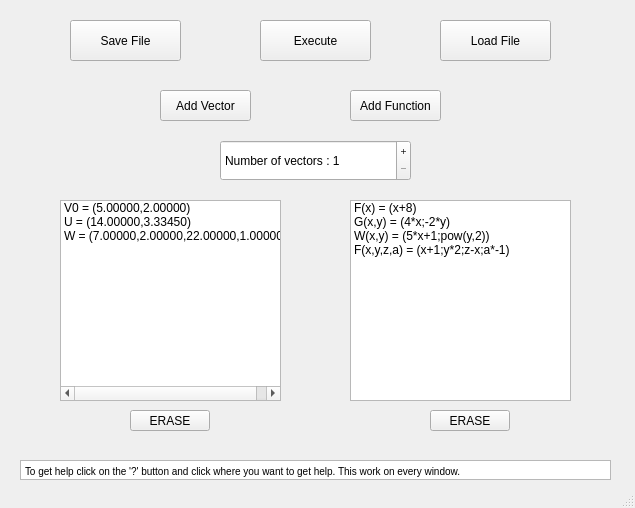
Samy206/Evaluation_vectorielle, file Affichage/mainwindow.ui: the form before one commit.
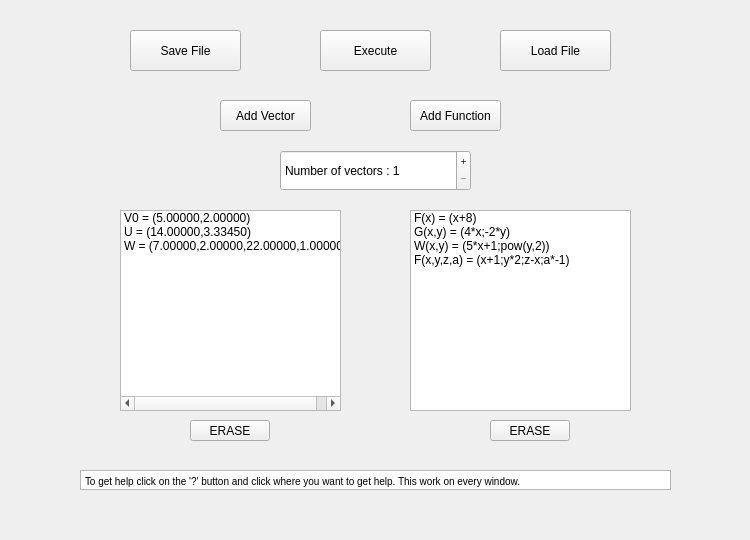
The form after the commit.

The edit to the form file:
```diff
--- a/Affichage/mainwindow.ui
+++ b/Affichage/mainwindow.ui
@@ -6,10 +6,28 @@
    <rect>
     <x>0</x>
     <y>0</y>
-    <width>635</width>
-    <height>508</height>
+    <width>750</width>
+    <height>540</height>
    </rect>
   </property>
+  <property name="sizePolicy">
+   <sizepolicy hsizetype="Fixed" vsizetype="Fixed">
+    <horstretch>0</horstretch>
+    <verstretch>0</verstretch>
+   </sizepolicy>
+  </property>
+  <property name="minimumSize">
+   <size>
+    <width>750</width>
+    <height>540</height>
+   </size>
+  </property>
+  <property name="maximumSize">
+   <size>
+    <width>750</width>
+    <height>540</height>
+   </size>
+  </property>
   <property name="windowTitle">
    <string>Gestion d'Evalutation Vectorielle</string>
   </property>
@@ -17,11 +35,17 @@
    <string>&lt;html&gt;&lt;head/&gt;&lt;body&gt;&lt;p&gt;You can add vector with the add vector button same for the add function.&lt;/p&gt;&lt;p&gt;To get the trajectory, the statistics and the list of vector you have to select one vector in the list of the same name and one function in the list of the same name and then click on execute.&lt;/p&gt;&lt;p&gt;To load a file just click on load file.&lt;/p&gt;&lt;p&gt;To save something do the same as for the execute button but at the end click on save file.&lt;/p&gt;&lt;/body&gt;&lt;/html&gt;</string>
   </property>
   <widget class="QWidget" name="centralwidget">
+   <property name="sizePolicy">
+    <sizepolicy hsizetype="Fixed" vsizetype="Fixed">
+     <horstretch>0</horstretch>
+     <verstretch>0</verstretch>
+    </sizepolicy>
+   </property>
    <widget class="QListWidget" name="listWidget_vect">
     <property name="geometry">
      <rect>
-      <x>60</x>
-      <y>200</y>
+      <x>120</x>
+      <y>210</y>
       <width>221</width>
       <height>201</height>
      </rect>
@@ -45,8 +69,8 @@
    <widget class="QPushButton" name="Button_excute">
     <property name="geometry">
      <rect>
-      <x>260</x>
-      <y>20</y>
+      <x>320</x>
+      <y>30</y>
       <width>111</width>
       <height>41</height>
      </rect>
@@ -61,8 +85,8 @@
    <widget class="QListWidget" name="listWidget_funct">
     <property name="geometry">
      <rect>
-      <x>350</x>
-      <y>200</y>
+      <x>410</x>
+      <y>210</y>
       <width>221</width>
       <height>201</height>
      </rect>
@@ -91,8 +115,8 @@
    <widget class="QPushButton" name="Button_erase_vect">
     <property name="geometry">
      <rect>
-      <x>130</x>
-      <y>410</y>
+      <x>190</x>
+      <y>420</y>
       <width>80</width>
       <height>21</height>
      </rect>
@@ -104,8 +128,8 @@
    <widget class="QSpinBox" name="SpinBox_nbr_vect">
     <property name="geometry">
      <rect>
-      <x>220</x>
-      <y>140</y>
+      <x>280</x>
+      <y>150</y>
       <width>191</width>
       <height>41</height>
      </rect>
@@ -129,8 +153,8 @@
    <widget class="QPushButton" name="Button_addfunct">
     <property name="geometry">
      <rect>
-      <x>350</x>
-      <y>90</y>
+      <x>410</x>
+      <y>100</y>
       <width>91</width>
       <height>31</height>
      </rect>
@@ -145,8 +169,8 @@
    <widget class="QPushButton" name="Button_addvect">
     <property name="geometry">
      <rect>
-      <x>160</x>
-      <y>90</y>
+      <x>220</x>
+      <y>100</y>
       <width>91</width>
       <height>31</height>
      </rect>
@@ -161,8 +185,8 @@
    <widget class="QPushButton" name="Button_load">
     <property name="geometry">
      <rect>
-      <x>440</x>
-      <y>20</y>
+      <x>500</x>
+      <y>30</y>
       <width>111</width>
       <height>41</height>
      </rect>
@@ -177,8 +201,8 @@
    <widget class="QPushButton" name="Button_erase_funct">
     <property name="geometry">
      <rect>
-      <x>430</x>
-      <y>410</y>
+      <x>490</x>
+      <y>420</y>
       <width>80</width>
       <height>21</height>
      </rect>
@@ -190,8 +214,8 @@
    <widget class="QPushButton" name="Button_save">
     <property name="geometry">
      <rect>
-      <x>70</x>
-      <y>20</y>
+      <x>130</x>
+      <y>30</y>
       <width>111</width>
       <height>41</height>
      </rect>
@@ -206,8 +230,8 @@
    <widget class="QTextBrowser" name="textBrowser">
     <property name="geometry">
      <rect>
-      <x>20</x>
-      <y>460</y>
+      <x>80</x>
+      <y>470</y>
       <width>591</width>
       <height>20</height>
      </rect>
@@ -227,7 +251,6 @@
     </property>
    </widget>
   </widget>
-  <widget class="QStatusBar" name="statusbar"/>
  </widget>
  <resources/>
  <connections/>
```
